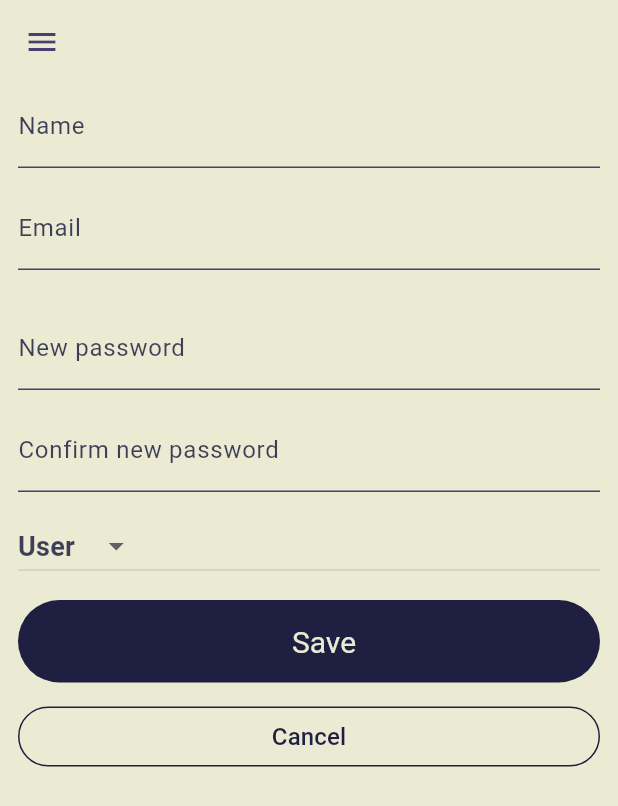
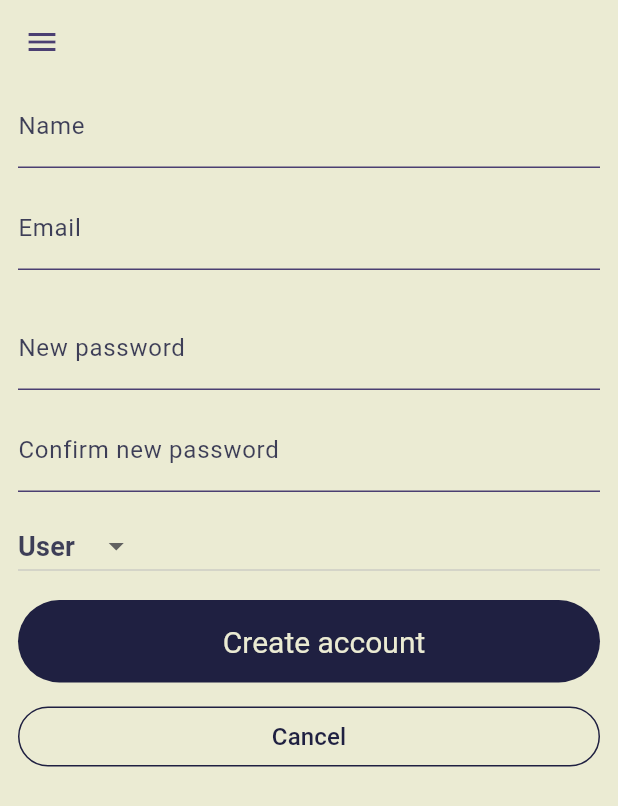
Before and after one commit to simonisinger/kuebiko-app, a Flutter app: the AdminUserAddPage screen opened by its route, on a phone screen of 412 x 824 dp. Shown: the top 806 px of the screen. Run offline on Flutter 3.47's test engine with Material 3 defaults, Android fonts, the phone set to English and light mode, and no system bars; our stand-ins replace file_picker, flutter_secure_storage, google_fonts; missing offline and left inert: epubx_kuebiko, event, kuebiko_client, version; accounts and stored records are empty.

Commit message:
Add localization for "Create account" button in `UserForm`
- Updated `UserForm` to include a localized "Create account" action button text.
- Added "createAccount" string to localization files (`app_en.arb`, `app_de.arb`).

```diff
--- a/lib/i18n/app_de.arb
+++ b/lib/i18n/app_de.arb
@@ -45,5 +45,6 @@
   "role": "Rolle",
   "admin": "Admin",
   "user": "Benutzer",
-  "serverSettings": "Server Einstgellungen"
+  "serverSettings": "Server Einstellungen",
+  "createAccount": "Konto erstellen"
 }
--- a/lib/i18n/app_en.arb
+++ b/lib/i18n/app_en.arb
@@ -45,5 +45,6 @@
   "role": "Role",
   "admin": "Admin",
   "user": "User",
-  "serverSettings": "Server settings"
+  "serverSettings": "Server settings",
+  "createAccount": "Create account"
 }
--- a/lib/pages/admin/user/add.dart
+++ b/lib/pages/admin/user/add.dart
@@ -1,4 +1,5 @@
 import 'package:flutter/material.dart';
+import 'package:kuebiko_web_client/generated/i18n/app_localizations.dart';
 import '../../../widget/base_scaffold.dart';
 import '../../../widget/user/form.dart';
 
@@ -8,6 +9,6 @@ class AdminUserAddPage extends StatelessWidget {
 
   @override
   Widget build(BuildContext context) {
-    return BaseScaffold(UserForm(user: null,));
+    return BaseScaffold(UserForm(user: null, actionButtonText: AppLocalizations.of(context)!.createAccount,));
   }
 }
```
Also changed, not shown: lib/generated/i18n/app_localizations.dart, lib/generated/i18n/app_localizations_de.dart, lib/generated/i18n/app_localizations_en.dart.
